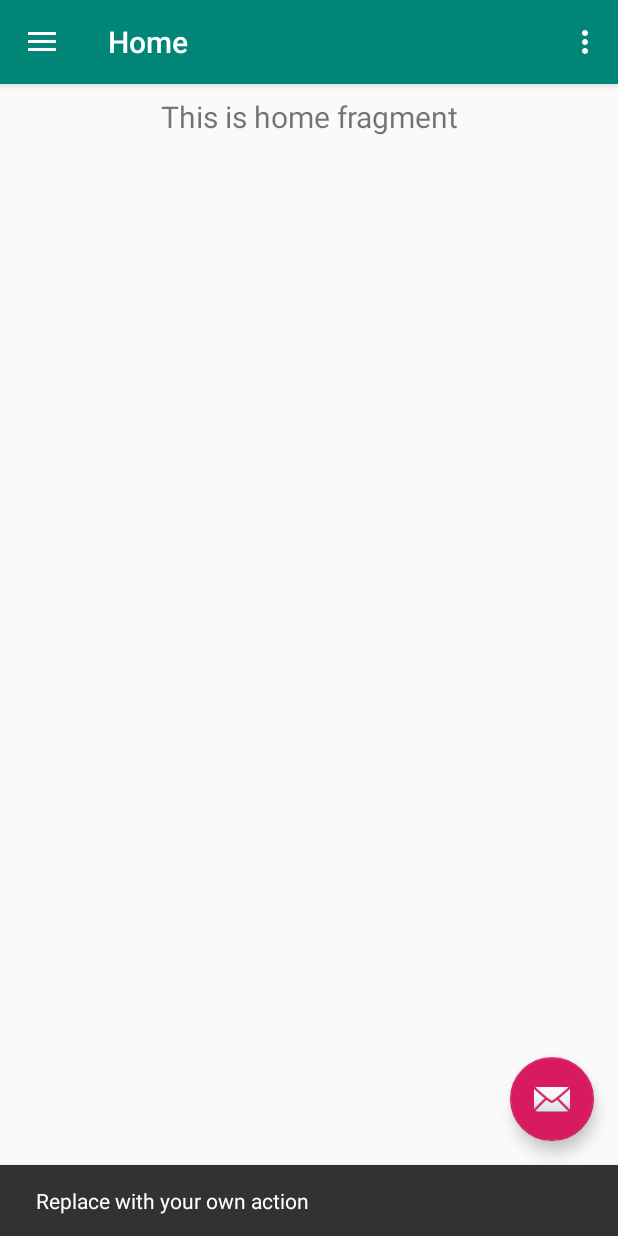
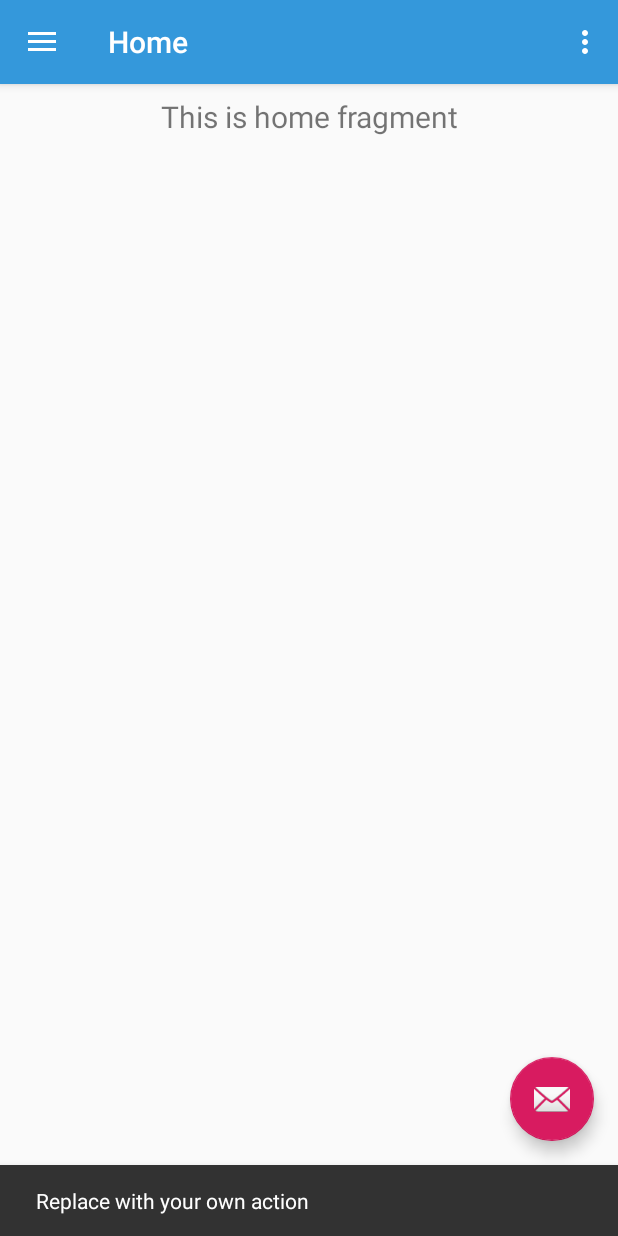
Before and after one commit to DevanshJain07/Goa, an Android app: the screen it shows after launch once a user with an empty profile is signed in (HomeActivity), after a tap on an icon or button, on a phone screen of 412 x 824 dp. Run offline under Robolectric (Android 15) with nearby library versions, the phone set to English and light mode, and no system bars; our stand-ins replace Firebase (no records; nobody signed in at launch, a user with empty details on screens opened directly), navigation-ui.

Commit message:
updated side nav

```diff
--- a/app/src/main/res/drawable/side_nav_bar.xml
+++ b/app/src/main/res/drawable/side_nav_bar.xml
@@ -2,8 +2,8 @@
     android:shape="rectangle">
     <gradient
         android:angle="135"
-        android:centerColor="#009688"
-        android:endColor="#00695C"
-        android:startColor="#4DB6AC"
+        android:centerColor="@color/colorPrimary"
+        android:endColor="@color/colorPrimaryDark"
+        android:startColor="@color/colorPrimary"
         android:type="linear" />
 </shape>
--- a/app/src/main/res/menu/activity_home_drawer.xml
+++ b/app/src/main/res/menu/activity_home_drawer.xml
@@ -18,7 +18,7 @@
             android:title="@string/menu_slideshow" />
         <item
             android:id="@+id/nav_tools"
-            android:icon="@drawable/ic_menu_manage"
+            android:icon="@drawable/ic_account_circle_black_24dp"
             android:title="@string/menu_tools" />
     </group>
 
--- a/app/src/main/res/values/colors.xml
+++ b/app/src/main/res/values/colors.xml
@@ -1,6 +1,6 @@
 <?xml version="1.0" encoding="utf-8"?>
 <resources>
-    <color name="colorPrimary">#008577</color>
-    <color name="colorPrimaryDark">#00574B</color>
+    <color name="colorPrimary">#3498DB</color>
+    <color name="colorPrimaryDark">#4834DF</color>
     <color name="colorAccent">#D81B60</color>
 </resources>
--- a/app/src/main/res/values/strings.xml
+++ b/app/src/main/res/values/strings.xml
@@ -8,9 +8,9 @@
     <string name="action_settings">Settings</string>
 
     <string name="menu_home">Home</string>
-    <string name="menu_gallery">Gallery</string>
+    <string name="menu_gallery">My Pics</string>
     <string name="menu_slideshow">Slideshow</string>
-    <string name="menu_tools">Tools</string>
+    <string name="menu_tools">Profile</string>
     <string name="menu_share">Share</string>
     <string name="menu_send">Send</string>
 </resources>
```
